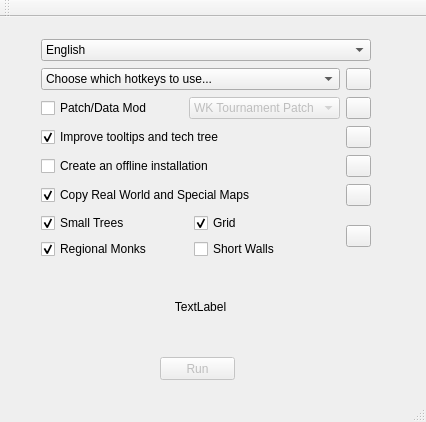
SiegeEngineers/WololoKingdoms, file mainwindow.ui: the form before one commit.
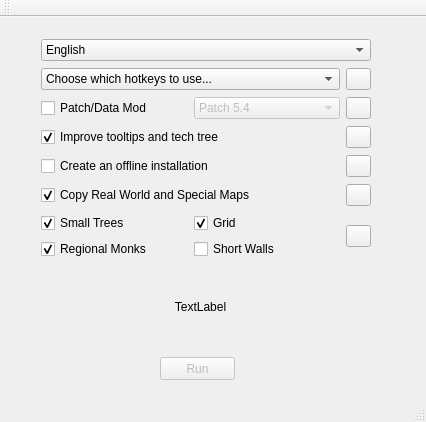
The form after the commit.

Commit message: -Disabled the tournament patch for now, need more time and feedback for that -Updated the Readme

```diff
--- a/mainwindow.ui
+++ b/mainwindow.ui
@@ -255,11 +255,6 @@
          <property name="enabled">
           <bool>false</bool>
          </property>
-         <item>
-          <property name="text">
-           <string>WK Tournament Patch</string>
-          </property>
-         </item>
          <item>
           <property name="text">
            <string>Patch 5.4</string>
```
The commit also changes 4 other files.
